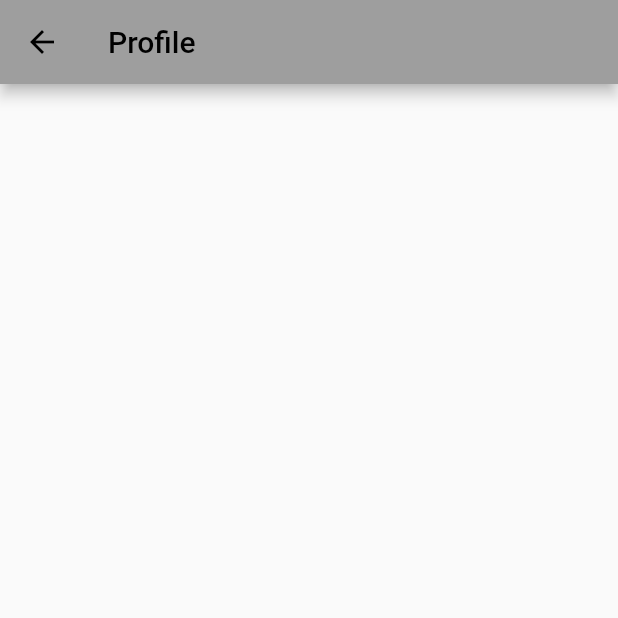
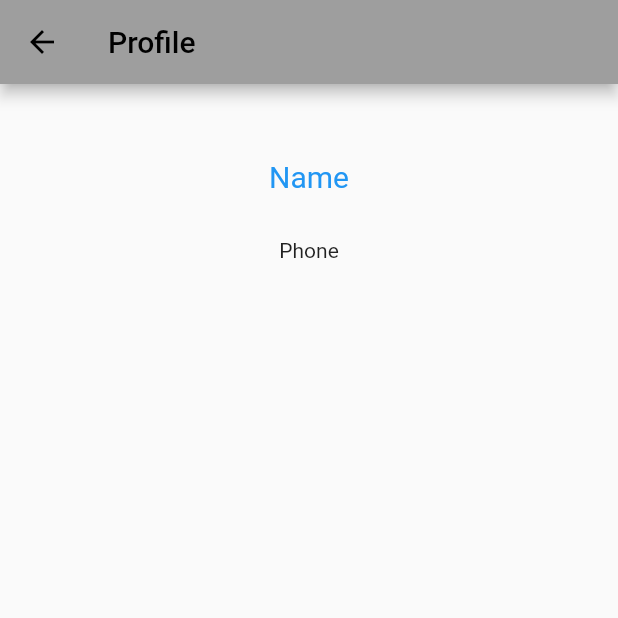
Before and after one commit to ChauveSouris/TestApp, a Flutter app: the screen it shows after launch, after a tap on the "settings" icon, on a phone screen of 412 x 824 dp, the top half of it. Run offline on Flutter 3.47's test engine with Material 2 defaults, Android fonts, the phone set to English and light mode, and no system bars.

```diff
--- a/lib/home_page.dart
+++ b/lib/home_page.dart
@@ -29,7 +29,8 @@ class HomePage extends StatelessWidget {
       body: Center(
         child: Column(
           mainAxisAlignment: MainAxisAlignment.center,
-          children: const [
+          children:  [
+            Image.asset('assets/image/copybook.png'),
             Text(
               'Hello',
               style: TextStyle(fontSize: 25, color: Colors.black),
--- a/lib/profile_page.dart
+++ b/lib/profile_page.dart
@@ -7,8 +7,35 @@ class ProfilePage extends StatelessWidget {
   Widget build(BuildContext context) {
     return Scaffold(
       appBar: AppBar(
-        title: Text('Profile'),
+        title: const Text('Profile'),
+      ),
+      body: Center(
+        child: Column(
+          mainAxisAlignment: MainAxisAlignment.start,
+          crossAxisAlignment: CrossAxisAlignment.center,
+          children: const [
+            SizedBox(height: 50,),
+            _UserName(),
+            SizedBox(height: 30,),
+            Text('Phone'),
+          ],
+        ),
       ),
     );
   }
 }
+
+class _UserName extends StatelessWidget {
+  const _UserName();
+
+  @override
+  Widget build(BuildContext context) {
+    return const Text('Name',
+    style: TextStyle(
+      color: Colors.blue,
+      fontSize: 20,
+    )
+  );
+
+  }
+}
--- a/pubspec.yaml
+++ b/pubspec.yaml
@@ -60,8 +60,8 @@ flutter:
   uses-material-design: true
 
   # To add assets to your application, add an assets section, like this:
-  # assets:
-  #   - images/a_dot_burr.jpeg
+  assets:
+    - assets/image/copybook.png
   #   - images/a_dot_ham.jpeg
 
   # An image asset can refer to one or more resolution-specific "variants", see
```
Also changed, not shown: assets/image/copybook.png (added), pubspec.lock, 52 other files.
